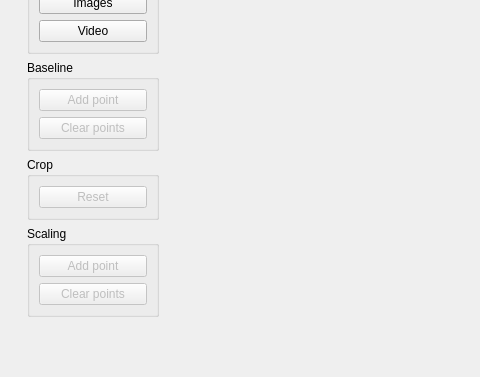
This is design.ui in galaunay/pyDSA_gui as Qt 5 draws it before an edit; both pictures show x 0 to 480 and y 118 to 495 of the 1004 by 723 pixel window. The edited form follows.
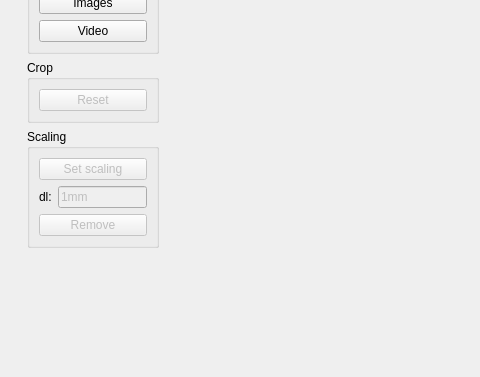
This is the edited form. The open tabs and pages were chosen to show the change. Custom widgets are drawn as their Qt base class.

What changed in the file:
```diff
--- a/design.ui
+++ b/design.ui
@@ -106,35 +106,6 @@
              </layout>
             </widget>
            </item>
-           <item>
-            <widget class="QGroupBox" name="groupBox_3">
-             <property name="title">
-              <string>Baseline</string>
-             </property>
-             <layout class="QVBoxLayout" name="verticalLayout_13">
-              <item>
-               <widget class="QPushButton" name="pushButton_4">
-                <property name="enabled">
-                 <bool>false</bool>
-                </property>
-                <property name="text">
-                 <string>Add point</string>
-                </property>
-               </widget>
-              </item>
-              <item>
-               <widget class="QPushButton" name="pushButton_5">
-                <property name="enabled">
-                 <bool>false</bool>
-                </property>
-                <property name="text">
-                 <string>Clear points</string>
-                </property>
-               </widget>
-              </item>
-             </layout>
-            </widget>
-           </item>
            <item>
             <widget class="QGroupBox" name="groupBox">
              <property name="title">
@@ -166,17 +137,38 @@
                  <bool>false</bool>
                 </property>
                 <property name="text">
-                 <string>Add point</string>
+                 <string>Set scaling</string>
                 </property>
                </widget>
               </item>
               <item>
-               <widget class="QPushButton" name="pushButton_7">
+               <layout class="QHBoxLayout" name="horizontalLayout_7">
+                <item>
+                 <widget class="QLabel" name="label_3">
+                  <property name="text">
+                   <string>dl:</string>
+                  </property>
+                 </widget>
+                </item>
+                <item>
+                 <widget class="QLineEdit" name="tab1_set_scaling_text">
+                  <property name="enabled">
+                   <bool>false</bool>
+                  </property>
+                  <property name="text">
+                   <string>1mm</string>
+                  </property>
+                 </widget>
+                </item>
+               </layout>
+              </item>
+              <item>
+               <widget class="QPushButton" name="tab1_remove_scaling_btn">
                 <property name="enabled">
                  <bool>false</bool>
                 </property>
                 <property name="text">
-                 <string>Clear points</string>
+                 <string>Remove</string>
                 </property>
                </widget>
               </item>
```
Left out of the diff: 55 changed lines with no effect on the pictures.
